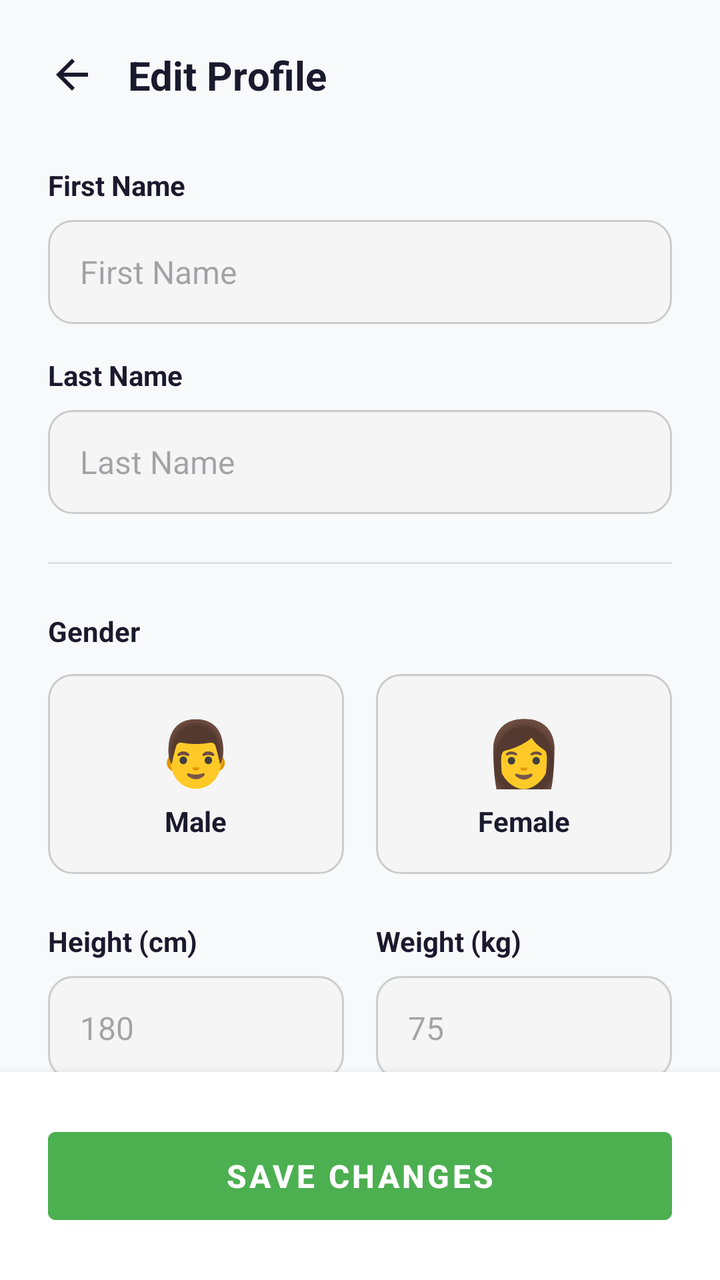
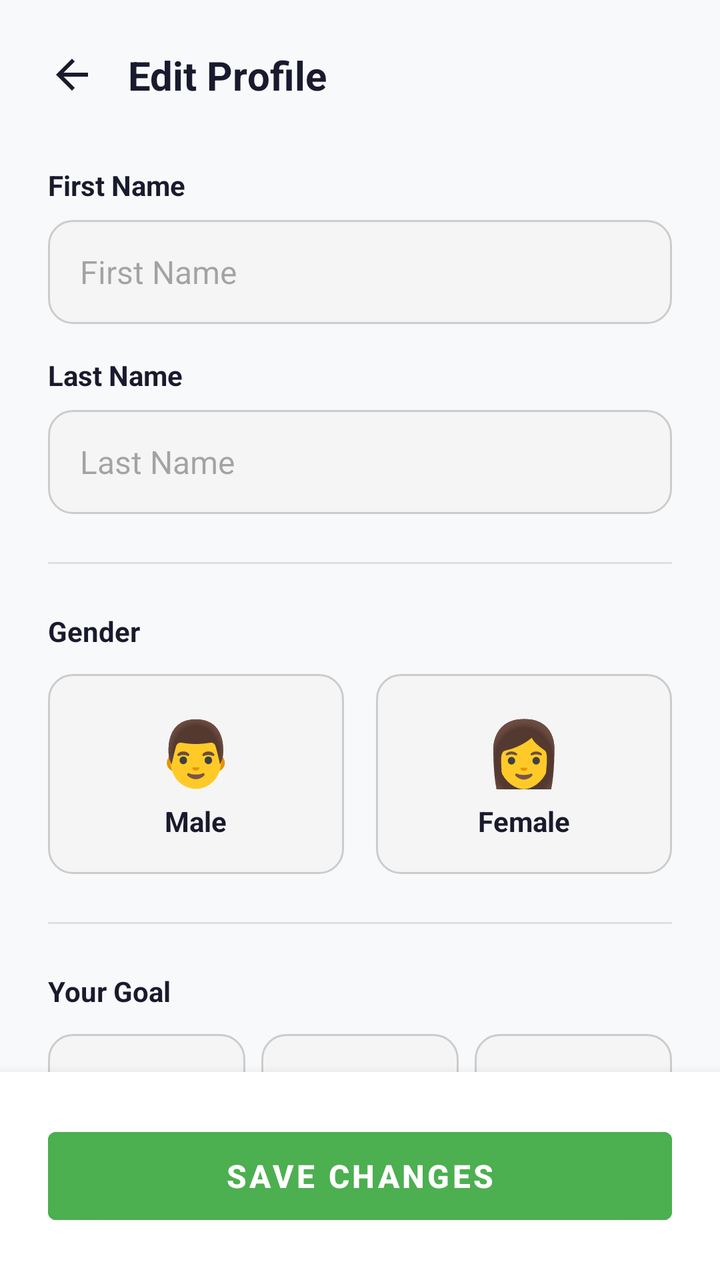

Before-and-after screenshots of an Android layout around one commit, followed by the original layout XML and the change that was made.
<!-- AndroidManifest.xml: application theme Theme.FitLog -->
<!-- res/layout/activity_edit_profile.xml -->
<?xml version="1.0" encoding="utf-8"?>
<androidx.constraintlayout.widget.ConstraintLayout xmlns:android="http://schemas.android.com/apk/res/android"
    xmlns:app="http://schemas.android.com/apk/res-auto"
    xmlns:tools="http://schemas.android.com/tools"
    android:id="@+id/main"
    android:layout_width="match_parent"
    android:layout_height="match_parent"
    android:background="#F8F9FA"
    tools:context=".EditProfile">

    <androidx.core.widget.NestedScrollView
        android:layout_width="match_parent"
        android:layout_height="0dp"
        android:fillViewport="true"
        app:layout_constraintTop_toTopOf="parent"
        app:layout_constraintBottom_toTopOf="@id/bottomBar">

        <LinearLayout
            android:layout_width="match_parent"
            android:layout_height="wrap_content"
            android:orientation="vertical"
            android:padding="24dp">

            <LinearLayout
                android:layout_width="match_parent"
                android:layout_height="wrap_content"
                android:orientation="horizontal"
                android:gravity="center_vertical"
                android:layout_marginBottom="32dp">

                <ImageView
                    android:layout_width="24dp"
                    android:layout_height="24dp"
                    android:src="?attr/homeAsUpIndicator"
                    android:clickable="true"
                    android:focusable="true"
                    android:onClick="btnBack"
                    app:tint="#1A1A2E"
                    android:contentDescription="Back" />

                <TextView
                    android:layout_width="wrap_content"
                    android:layout_height="wrap_content"
                    android:text="@string/edit_profile_title"
                    android:textSize="20sp"
                    android:textStyle="bold"
                    android:textColor="#1A1A2E"
                    android:layout_marginStart="16dp" />
            </LinearLayout>

            
            <TextView
                android:layout_width="wrap_content"
                android:layout_height="wrap_content"
                android:text="@string/profile_label_firstname"
                android:textSize="14sp"
                android:textStyle="bold"
                android:textColor="#1A1A2E"
                android:layout_marginBottom="8dp" />

            <EditText
                android:id="@+id/etFirstName"
                android:layout_width="match_parent"
                android:layout_height="52dp"
                android:background="@drawable/edittext_bg"
                android:paddingStart="16dp"
                android:paddingEnd="16dp"
                android:hint="First Name"
                android:inputType="textPersonName"
                android:textSize="16sp"
                android:textColor="#1A1A2E"
                android:layout_marginBottom="16dp" />

            
            <TextView
                android:layout_width="wrap_content"
                android:layout_height="wrap_content"
                android:text="@string/profile_label_lastname"
                android:textSize="14sp"
                android:textStyle="bold"
                android:textColor="#1A1A2E"
                android:layout_marginBottom="8dp" />

            <EditText
                android:id="@+id/etLastName"
                android:layout_width="match_parent"
                android:layout_height="52dp"
                android:background="@drawable/edittext_bg"
                android:paddingStart="16dp"
                android:paddingEnd="16dp"
                android:hint="Last Name"
                android:inputType="textPersonName"
                android:textSize="16sp"
                android:textColor="#1A1A2E"
                android:layout_marginBottom="24dp" />

            <View
                android:layout_width="match_parent"
                android:layout_height="1dp"
                android:background="#E0E0E0"
                android:layout_marginBottom="24dp" />

            
            <TextView
                android:layout_width="wrap_content"
                android:layout_height="wrap_content"
                android:text="@string/edit_profile_gender"
                android:textSize="14sp"
                android:textStyle="bold"
                android:textColor="#1A1A2E"
                android:layout_marginBottom="12dp" />

            <LinearLayout
                android:layout_width="match_parent"
                android:layout_height="wrap_content"
                android:orientation="horizontal"
                android:layout_marginBottom="24dp">

                <LinearLayout
                    android:id="@+id/cardMale"
                    android:layout_width="0dp"
                    android:layout_height="100dp"
                    android:layout_weight="1"
                    android:background="@drawable/edittext_bg"
                    android:orientation="vertical"
                    android:gravity="center"
                    android:layout_marginEnd="8dp"
                    android:clickable="true"
                    android:focusable="true">

                    <TextView
                        android:layout_width="wrap_content"
                        android:layout_height="wrap_content"
                        android:text="👨"
                        android:textSize="32sp" />

                    <TextView
                        android:layout_width="wrap_content"
                        android:layout_height="wrap_content"
                        android:text="@string/gender_male"
                        android:textSize="14sp"
                        android:textStyle="bold"
                        android:textColor="#1A1A2E"
                        android:layout_marginTop="4dp" />
                </LinearLayout>

                <LinearLayout
                    android:id="@+id/cardFemale"
                    android:layout_width="0dp"
                    android:layout_height="100dp"
                    android:layout_weight="1"
                    android:background="@drawable/edittext_bg"
                    android:orientation="vertical"
                    android:gravity="center"
                    android:layout_marginStart="8dp"
                    android:clickable="true"
                    android:focusable="true">

                    <TextView
                        android:layout_width="wrap_content"
                        android:layout_height="wrap_content"
                        android:text="👩"
                        android:textSize="32sp" />

                    <TextView
                        android:layout_width="wrap_content"
                        android:layout_height="wrap_content"
                        android:text="@string/gender_female"
                        android:textSize="14sp"
                        android:textStyle="bold"
                        android:textColor="#1A1A2E"
                        android:layout_marginTop="4dp" />
                </LinearLayout>

            </LinearLayout>

            <LinearLayout
                android:layout_width="match_parent"
                android:layout_height="wrap_content"
                android:orientation="horizontal"
                android:baselineAligned="false">

                
                <LinearLayout
                    android:layout_width="0dp"
                    android:layout_height="wrap_content"
                    android:layout_weight="1"
                    android:orientation="vertical"
                    android:layout_marginEnd="8dp">

                    <TextView
                        android:layout_width="wrap_content"
                        android:layout_height="wrap_content"
                        android:text="@string/edit_profile_label_height"
                        android:textSize="14sp"
                        android:textStyle="bold"
                        android:textColor="#1A1A2E"
                        android:layout_marginBottom="8dp" />

                    <EditText
                        android:id="@+id/etHeight"
                        android:layout_width="match_parent"
                        android:layout_height="52dp"
                        android:background="@drawable/edittext_bg"
                        android:paddingStart="16dp"
                        android:paddingEnd="16dp"
                        android:hint="180"
                        android:inputType="numberDecimal"
                        android:textSize="16sp"
                        android:textColor="#1A1A2E" />
                </LinearLayout>

                
                <LinearLayout
                    android:layout_width="0dp"
                    android:layout_height="wrap_content"
                    android:layout_weight="1"
                    android:orientation="vertical"
                    android:layout_marginStart="8dp">

                    <TextView
                        android:layout_width="wrap_content"
                        android:layout_height="wrap_content"
                        android:text="@string/edit_profile_label_weight"
                        android:textSize="14sp"
                        android:textStyle="bold"
                        android:textColor="#1A1A2E"
                        android:layout_marginBottom="8dp" />

                    <EditText
                        android:id="@+id/etWeight"
                        android:layout_width="match_parent"
                        android:layout_height="52dp"
                        android:background="@drawable/edittext_bg"
                        android:paddingStart="16dp"
                        android:paddingEnd="16dp"
                        android:hint="75"
                        android:inputType="numberDecimal"
                        android:textSize="16sp"
                        android:textColor="#1A1A2E" />
                </LinearLayout>
            </LinearLayout>

        </LinearLayout>
    </androidx.core.widget.NestedScrollView>

    <FrameLayout
        android:id="@+id/bottomBar"
        android:layout_width="match_parent"
        android:layout_height="wrap_content"
        android:padding="24dp"
        android:background="#FFFFFF"
        android:elevation="8dp"
        app:layout_constraintBottom_toBottomOf="parent">

        <Button
            android:id="@+id/btnSave"
            android:layout_width="match_parent"
            android:layout_height="56dp"
            android:text="@string/edit_profile_save"
            android:textSize="16sp"
            android:textStyle="bold"
            android:textColor="#FFFFFF"
            android:backgroundTint="#4CAF50"
            style="@style/Widget.MaterialComponents.Button" />
    </FrameLayout>

</androidx.constraintlayout.widget.ConstraintLayout>
<!-- resources referenced by this layout -->
<resources>
  <!-- drawable edittext_bg (drawable) -->
  <?xml version="1.0" encoding="utf-8"?>
  <selector xmlns:android="http://schemas.android.com/apk/res/android">
  
      
      <item android:state_focused="true">
          <shape>
              <solid android:color="#FFFFFF"/>
              <corners android:radius="12dp"/>
              <stroke
                  android:width="2dp"
                  android:color="#4CAF50"/>
              <padding
                  android:left="12dp"
                  android:right="12dp"
                  android:top="12dp"
                  android:bottom="12dp"/>
          </shape>
      </item>
  
      
      <item>
          <shape>
              <solid android:color="#F5F5F5"/>
              <corners android:radius="12dp"/>
              <stroke
                  android:width="1dp"
                  android:color="#CCCCCC"/>
              <padding
                  android:left="12dp"
                  android:right="12dp"
                  android:top="12dp"
                  android:bottom="12dp"/>
          </shape>
      </item>
  
  </selector>
  <string name="edit_profile_gender">Gender</string>
  <string name="edit_profile_label_height">Height (cm)</string>
  <string name="edit_profile_label_weight">Weight (kg)</string>
  <string name="edit_profile_save">Save Changes</string>
  <string name="edit_profile_title">Edit Profile</string>
  <string name="gender_female">Female</string>
  <string name="gender_male">Male</string>
  <string name="profile_label_firstname">First Name</string>
  <string name="profile_label_lastname">Last Name</string>
  <style name="Theme.FitLog" parent="Base.Theme.FitLog" />
  <style name="Base.Theme.FitLog" parent="Theme.Material3.Light.NoActionBar">
          
          
      </style>
</resources>

<!-- the commit's change to res/layout/activity_edit_profile.xml (unified diff, before → after) -->
@@ -172,6 +172,117 @@
                         android:layout_marginTop="4dp" />
                 </LinearLayout>
 
+            </LinearLayout>
+
+            <View
+                android:layout_width="match_parent"
+                android:layout_height="1dp"
+                android:background="#E0E0E0"
+                android:layout_marginBottom="24dp" />
+
+            
+            <TextView
+                android:layout_width="wrap_content"
+                android:layout_height="wrap_content"
+                android:text="@string/edit_profile_goal"
+                android:textSize="14sp"
+                android:textStyle="bold"
+                android:textColor="#1A1A2E"
+                android:layout_marginBottom="12dp" />
+
+            <LinearLayout
+                android:layout_width="match_parent"
+                android:layout_height="wrap_content"
+                android:orientation="horizontal"
+                android:layout_marginBottom="24dp">
+
+                <LinearLayout
+                    android:id="@+id/cardGoalLose"
+                    android:layout_width="0dp"
+                    android:layout_height="90dp"
+                    android:layout_weight="1"
+                    android:background="@drawable/edittext_bg"
+                    android:orientation="vertical"
+                    android:gravity="center"
+                    android:layout_marginEnd="4dp"
+                    android:clickable="true"
+                    android:focusable="true">
+                    
+                    <TextView
+                        android:layout_width="wrap_content"
+                        android:layout_height="wrap_content"
+                        android:text="📉"
+                        android:textSize="24sp" />
+                    
+                    <TextView
+                        android:layout_width="wrap_content"
+                        android:layout_height="wrap_content"
+                        android:text="@string/goal_lose"
+                        android:textSize="12sp"
+                        android:textStyle="bold"
+                        android:textColor="#1A1A2E"
+                        android:gravity="center"
+                        android:layout_marginTop="4dp" />
+                </LinearLayout>
+
+                <LinearLayout
+                    android:id="@+id/cardGoalMaintain"
+                    android:layout_width="0dp"
+                    android:layout_height="90dp"
+                    android:layout_weight="1"
+                    android:background="@drawable/edittext_bg"
+                    android:orientation="vertical"
+                    android:gravity="center"
+                    android:layout_marginStart="4dp"
+                    android:layout_marginEnd="4dp"
+                    android:clickable="true"
+                    android:focusable="true">
+
+                    <TextView
+                        android:layout_width="wrap_content"
+                        android:layout_height="wrap_content"
+                        android:text="⚖️"
+                        android:textSize="24sp" />
+
+                    <TextView
+                        android:layout_width="wrap_content"
+                        android:layout_height="wrap_content"
+                        android:text="@string/goal_maintain"
+                        android:textSize="12sp"
+                        android:textStyle="bold"
+                        android:textColor="#1A1A2E"
+                        android:gravity="center"
+                        android:layout_marginTop="4dp" />
+                </LinearLayout>
+
+                <LinearLayout
+                    android:id="@+id/cardGoalGain"
+                    android:layout_width="0dp"
+                    android:layout_height="90dp"
+                    android:layout_weight="1"
+                    android:background="@drawable/edittext_bg"
+                    android:orientation="vertical"
+                    android:gravity="center"
+                    android:layout_marginStart="4dp"
+                    android:clickable="true"
+                    android:focusable="true">
+
+                    <TextView
+                        android:layout_width="wrap_content"
+                        android:layout_height="wrap_content"
+                        android:text="📈"
+                        android:textSize="24sp" />
+
+                    <TextView
+                        android:layout_width="wrap_content"
+                        android:layout_height="wrap_content"
+                        android:text="@string/goal_gain"
+                        android:textSize="12sp"
+                        android:textStyle="bold"
+                        android:textColor="#1A1A2E"
+                        android:gravity="center"
+                        android:layout_marginTop="4dp" />
+                </LinearLayout>
             </LinearLayout>
 
             <LinearLayout
<!-- resource entries referenced after the edit -->
@@ -38,12 +38,16 @@
   
   </selector>
   <string name="edit_profile_gender">Gender</string>
+  <string name="edit_profile_goal">Your Goal</string>
   <string name="edit_profile_label_height">Height (cm)</string>
   <string name="edit_profile_label_weight">Weight (kg)</string>
   <string name="edit_profile_save">Save Changes</string>
   <string name="edit_profile_title">Edit Profile</string>
   <string name="gender_female">Female</string>
   <string name="gender_male">Male</string>
+  <string name="goal_gain">Gain Weight</string>
+  <string name="goal_lose">Lose Weight</string>
+  <string name="goal_maintain">Maintain</string>
   <string name="profile_label_firstname">First Name</string>
   <string name="profile_label_lastname">Last Name</string>
   <style name="Theme.FitLog" parent="Base.Theme.FitLog" />
